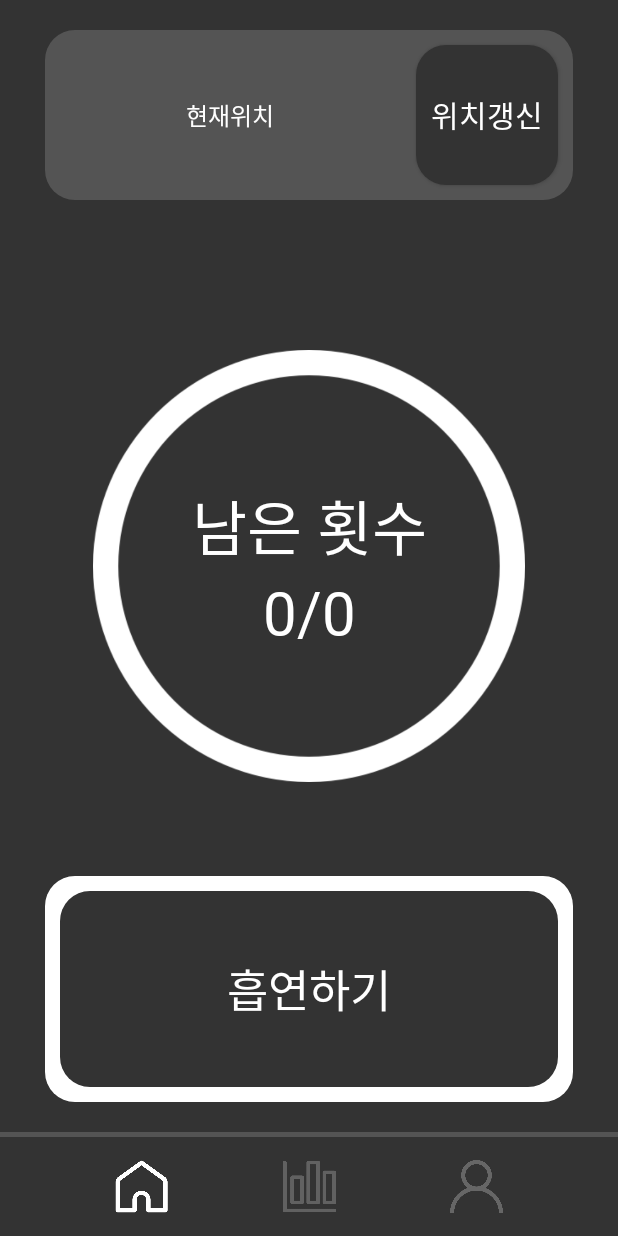
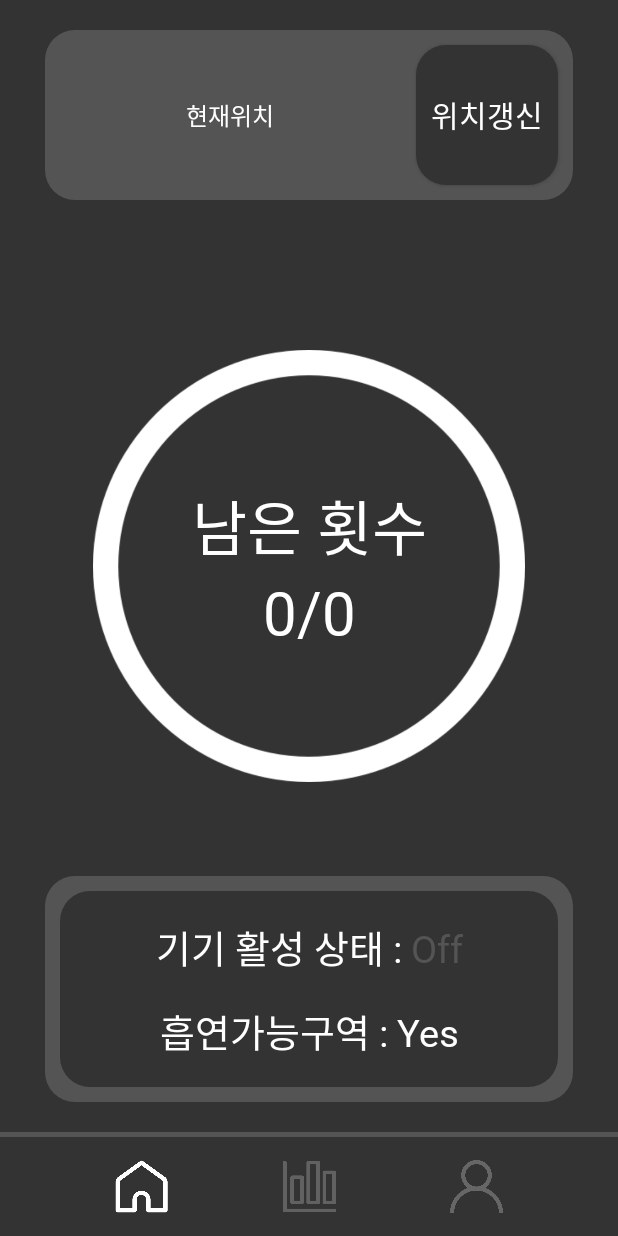
Before and after one commit to hyosoek/Nodam, an Android app: the screen it shows after launch (MainActivity), on a phone screen of 412 x 824 dp. Run offline under Robolectric (Android 15) with nearby library versions, the light colour scheme and no system bars.

Commit message:
Edit home Part, Start to make Graph Part

```diff
--- a/app/src/main/java/com/example/nodam/MainProfileFragment.kt
+++ b/app/src/main/java/com/example/nodam/MainProfileFragment.kt
@@ -127,7 +127,7 @@ class MainProfileFragment : Fragment() {
         linearLayoutInScroll.addView(content)
 
         val rightText = TextView(requireContext())
-        rightText.text = "1.0.0"
+        rightText.text = "v1.0.0"
         val silverColor = ContextCompat.getColor(requireContext(), R.color.white)
         rightText.setTextColor(silverColor)
 
--- a/app/src/main/res/layout/fragment_main_home.xml
+++ b/app/src/main/res/layout/fragment_main_home.xml
@@ -103,7 +103,7 @@
         app:layout_constraintHeight_percent="0.2"
         app:layout_constraintBottom_toBottomOf="parent"
         android:layout_marginHorizontal="30dp"
-        android:background="@drawable/rounded_button_white"
+        android:background="@drawable/rounded_button_silver"
         android:layout_marginBottom="20dp"
         android:orientation="horizontal">
         <androidx.constraintlayout.widget.ConstraintLayout
@@ -112,19 +112,58 @@
             android:layout_marginHorizontal="10dp"
             android:layout_marginVertical="10dp"
             android:background="@drawable/rounded_button_gray">
+            <LinearLayout
+                android:id="@+id/stateOfDeviceLayout"
+                android:layout_width="wrap_content"
+                android:layout_height="wrap_content"
+                app:layout_constraintStart_toStartOf="parent"
+                app:layout_constraintEnd_toEndOf="parent"
+                app:layout_constraintTop_toTopOf="parent"
+                app:layout_constraintBottom_toTopOf="@id/stateOfGPSLayout">
                 <TextView
                     android:layout_width="wrap_content"
                     android:layout_height="wrap_content"
-            app:layout_constraintTop_toTopOf="parent"
+                    android:text="기기 활성 상태 : "
+                    android:textColor="@color/white"
+                    android:textSize="25dp"
+                    android:fontFamily="@font/elicedxmedium">
+                </TextView>
+                <TextView
+                    android:layout_width="wrap_content"
+                    android:layout_height="wrap_content"
+                    android:text="Off"
+                    android:textColor="@color/silver"
+                    android:textSize="25dp"
+                    android:fontFamily="@font/elicedxmedium">
+                </TextView>
+            </LinearLayout>
+            <LinearLayout
+                android:id="@+id/stateOfGPSLayout"
+                android:layout_width="wrap_content"
+                android:layout_height="wrap_content"
+                app:layout_constraintStart_toStartOf="parent"
+                app:layout_constraintEnd_toEndOf="parent"
                 app:layout_constraintBottom_toBottomOf="parent"
-            app:layout_constraintLeft_toLeftOf="parent"
-            app:layout_constraintRight_toRightOf="parent"
-            android:text="흡연하기"
+                app:layout_constraintTop_toBottomOf="@+id/stateOfDeviceLayout">
+                <TextView
+                    android:layout_width="wrap_content"
+                    android:layout_height="wrap_content"
+                    android:text="흡연가능구역 : "
                     android:textColor="@color/white"
-            android:textSize="30dp"
+                    android:textSize="25dp"
                     android:fontFamily="@font/elicedxmedium">
+                </TextView>
+                <TextView
+                    android:layout_width="wrap_content"
+                    android:layout_height="wrap_content"
+                    android:text="Yes"
+                    android:textColor="@color/white"
+                    android:textSize="25dp"
+                    android:fontFamily="@font/elicedxmedium">
+                </TextView>
+            </LinearLayout>
 
-        </TextView>
+
 
         </androidx.constraintlayout.widget.ConstraintLayout>
 
```
Also changed, not shown: app/src/main/java/com/example/nodam/MainHomeFragment.kt (+10 -30 lines). Lines whose indentation alone changed are shown as unchanged.
